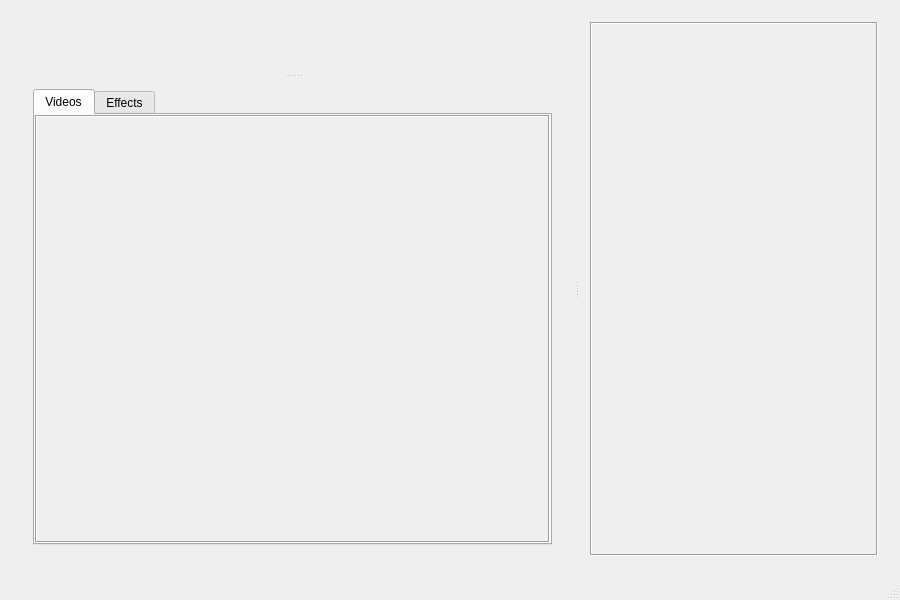
First picture: the form in gui/ui/MainWindow.ui, repository wulf97/CVVEditor, before the edit.
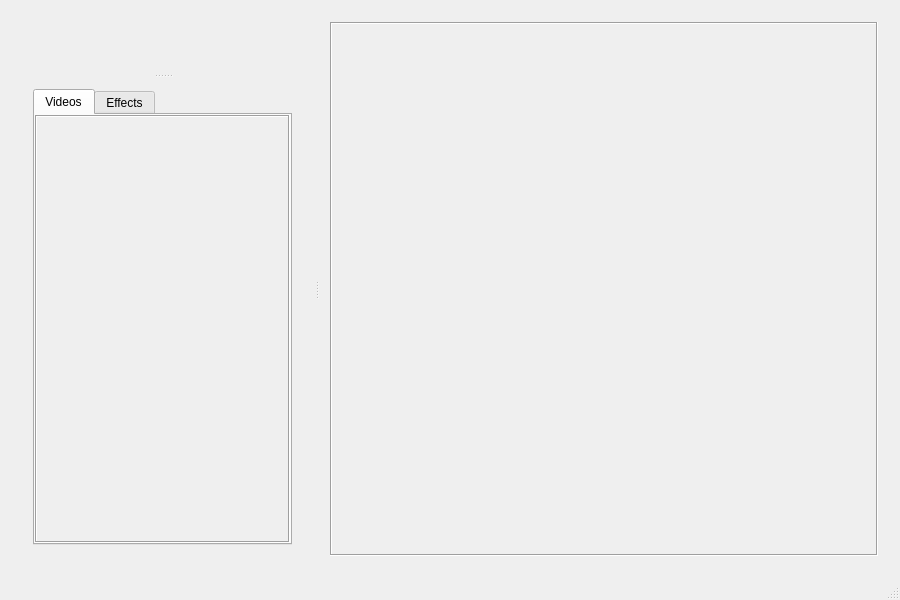
Second picture: the form after the edit.

Patch:
```diff
--- a/gui/ui/MainWindow.ui
+++ b/gui/ui/MainWindow.ui
@@ -259,6 +259,12 @@
         </property>
         <item>
          <widget class="QScrollArea" name="scrollArea_2">
+          <property name="minimumSize">
+           <size>
+            <width>300</width>
+            <height>0</height>
+           </size>
+          </property>
           <property name="frameShape">
            <enum>QFrame::Box</enum>
           </property>
```
